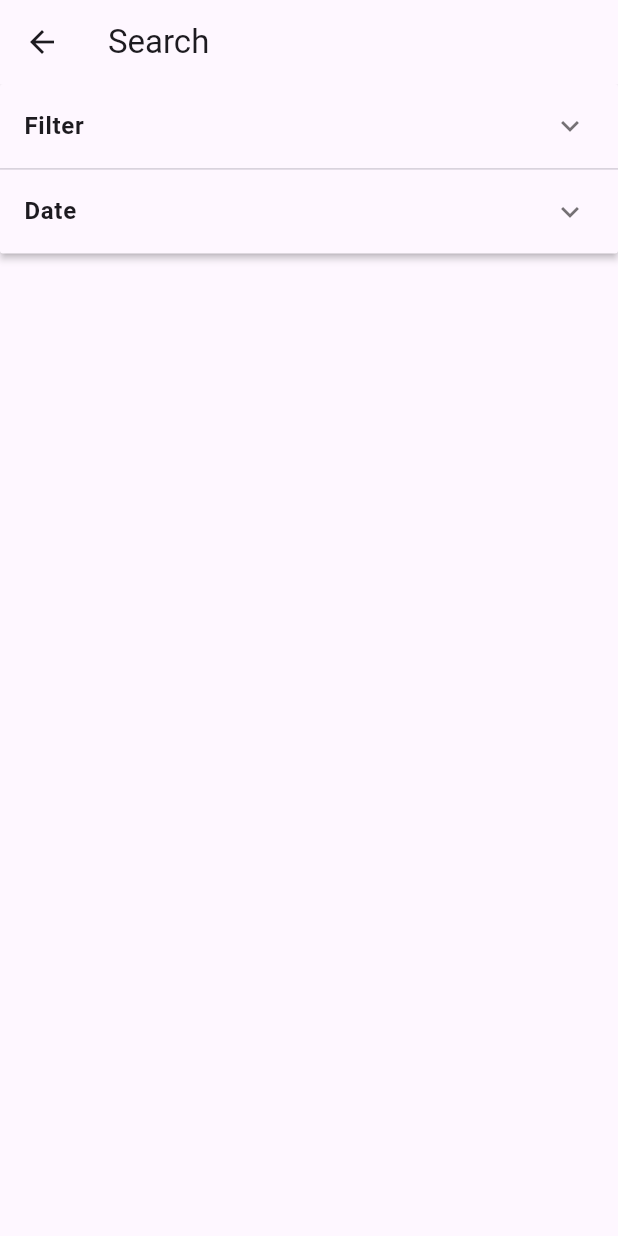
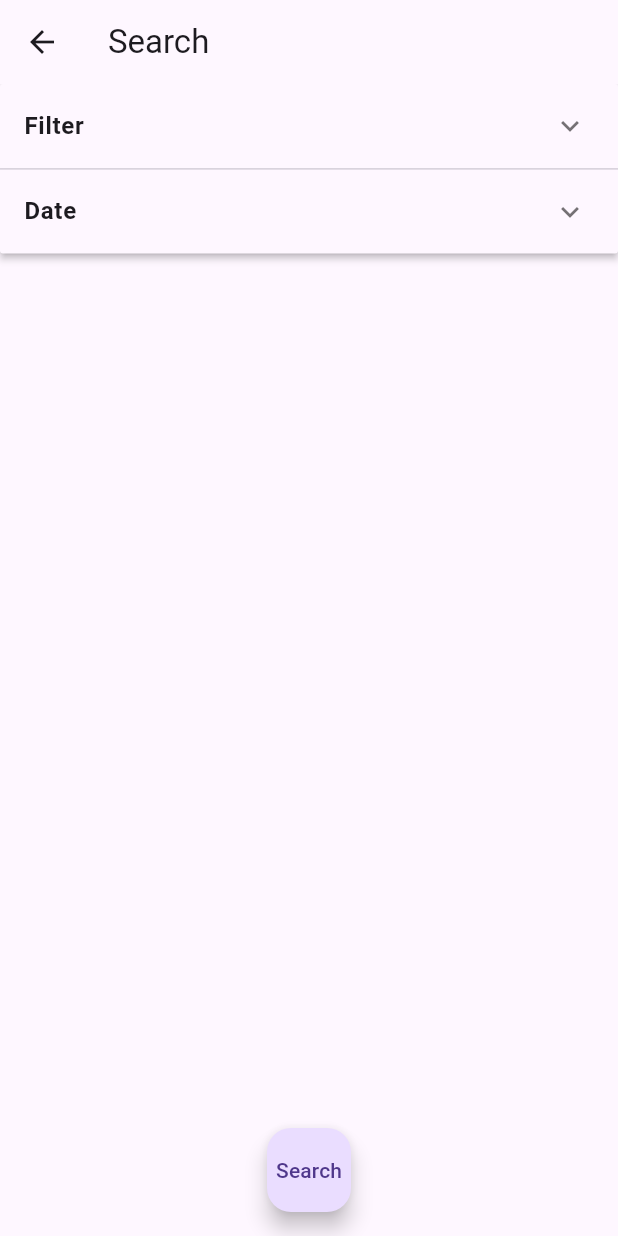
Before and after one commit to hyukjin0419/Flutter_front_page_exercise_hotel_booking_app, a Flutter app: the SearchPage screen opened by its route, on a phone screen of 412 x 824 dp. Run offline on Flutter 3.47's test engine with Material 3 defaults, Android fonts, the phone set to English and light mode, and no system bars; our stand-ins replace animated_text_kit.

Commit message:
search btn is floating now

```diff
--- a/mdc_100_series/lib/search.dart
+++ b/mdc_100_series/lib/search.dart
@@ -43,7 +43,13 @@ class _SearchPageState extends State<SearchPage> {
         child: Container(
           child: _buildPanel(),
         ),
-        ));
+      ),
+      floatingActionButton: FloatingActionButton(
+        onPressed: () {},
+        child: const Text("Search"),
+      ),
+      floatingActionButtonLocation: FloatingActionButtonLocation.centerFloat,
+    );
   }
 
   Widget _buildPanel() {
```
Lines whose indentation alone changed are shown as unchanged.
